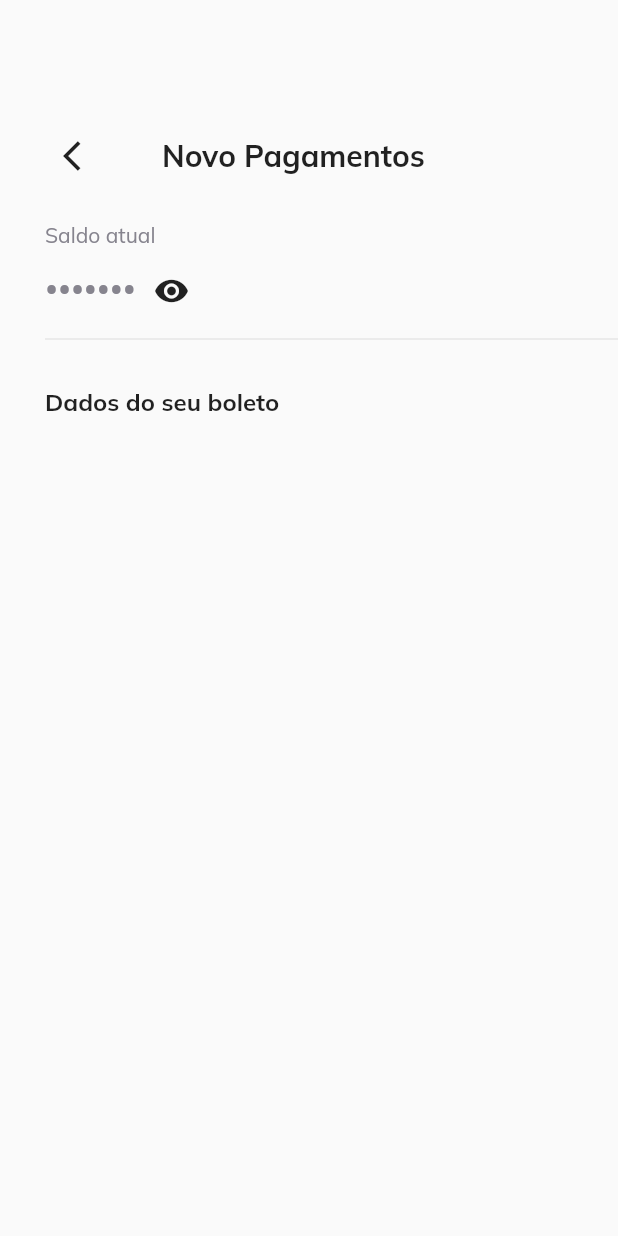
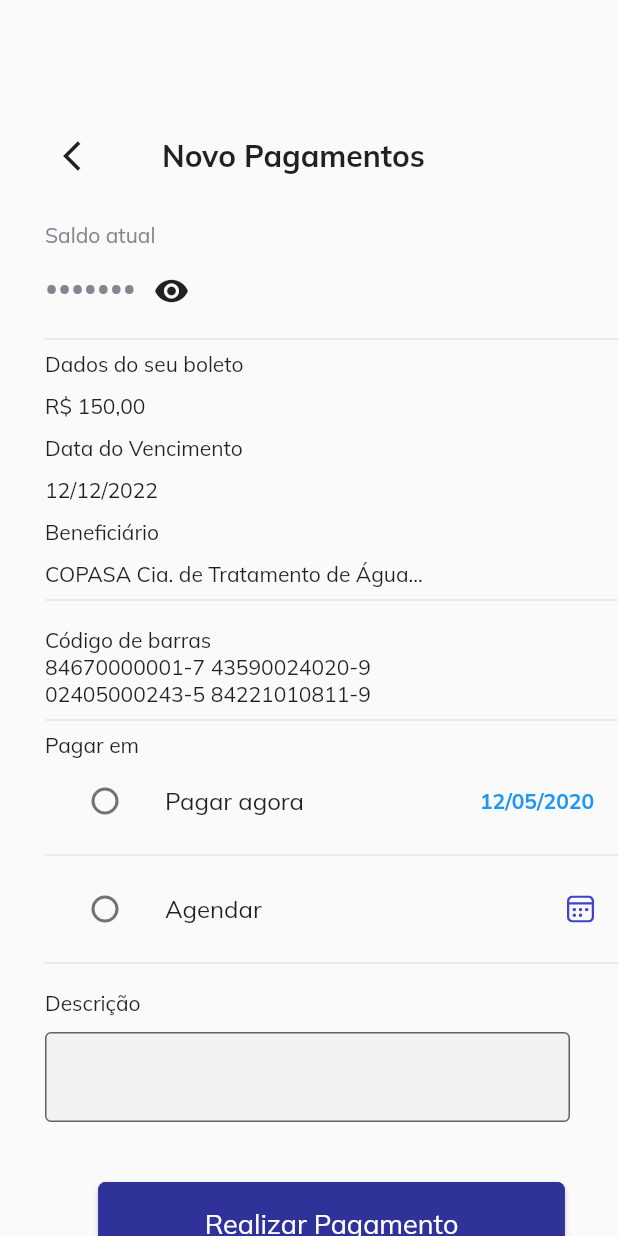
Before and after one commit to HugoPinheiroRaimundo/toodoo_bank, a Flutter app: the TicketConfirm screen opened by its route, on a phone screen of 412 x 824 dp. Run offline on Flutter 3.47's test engine with Material 2 defaults, Android fonts, the phone set to English and light mode, and no system bars; our stand-ins replace flutter_svg, google_fonts.

Commit message:
base page ticket confirm

```diff
--- a/lib/core/default.dart
+++ b/lib/core/default.dart
@@ -3,7 +3,9 @@ import 'package:flutter/material.dart';
 class DefaultConfig {
   //Colors
   static Color defaultTextFieldColor = const Color(0xFFF2F2F5);
-  static Color defaultThemeColor = const Color(0xFF3D43CC);
+  //static Color defaultThemeColor = const Color(0xFF3D43CC);
+  static Color defaultThemeColor = const Color(0xFF2E3299);
+
   static Color defaultColorText = const Color(0xFF86848E);
 
   //TextStyle
--- a/lib/pages/ticket_Confirm_page.dart
+++ b/lib/pages/ticket_Confirm_page.dart
@@ -1,4 +1,6 @@
 import 'package:flutter/material.dart';
+import 'package:flutter_svg/svg.dart';
+import 'package:toodoo_bank/components/custom_button.dart';
 import '../core/default.dart';
 
 class TicketConfirm extends StatefulWidget {
@@ -10,6 +12,12 @@ class TicketConfirm extends StatefulWidget {
 
 class _TicketConfirmState extends State<TicketConfirm> {
   bool isObscured = true;
+  int _selectTile = 0;
+
+  @override
+  void initState() {
+    super.initState();
+  }
 
   @override
   Widget build(BuildContext context) {
@@ -34,8 +42,10 @@ class _TicketConfirmState extends State<TicketConfirm> {
                       padding: EdgeInsets.only(right: 10),
                       child: Text(
                         "Novo Pagamentos",
-                      style:
-                          TextStyle(fontSize: 20, fontWeight: FontWeight.bold),
+                        style: TextStyle(
+                            fontSize: 20,
+                            fontWeight: FontWeight.bold,
+                            fontFamily: "Mulish"),
                       ),
                     ),
                   ],
@@ -52,7 +62,8 @@ class _TicketConfirmState extends State<TicketConfirm> {
                     padding: const EdgeInsets.only(bottom: 4.0),
                     child: Text("Saldo atual",
                         style: TextStyle(
-                          color: DefaultConfig.defaultColorText, fontSize: 14)),
+                            color: DefaultConfig.defaultColorText,
+                            fontSize: 14)),
                   ),
                   Row(
                     children: [
@@ -82,18 +93,99 @@ class _TicketConfirmState extends State<TicketConfirm> {
                     ],
                   ),
                   Divider(),
-                const Padding(
-                  padding: EdgeInsets.only(top: 24.0, bottom: 24.0),
-                  child: Text(
-                    "Dados do seu boleto",
-                    style: TextStyle(fontWeight: FontWeight.bold, fontSize: 16),
+                  Column(
+                    crossAxisAlignment: CrossAxisAlignment.start,
+                    children: const [
+                      Text("Dados do seu boleto"),
+                      SizedBox(
+                        height: 10,
+                      ),
+                      Text("R\$ 150,00"),
+                      SizedBox(
+                        height: 10,
+                      ),
+                      Text("Data do Vencimento"),
+                      SizedBox(
+                        height: 10,
+                      ),
+                      Text("12/12/2022"),
+                      SizedBox(
+                        height: 10,
+                      ),
+                      Text("Beneficiário"),
+                      SizedBox(
+                        height: 10,
+                      ),
+                      Text("COPASA Cia. de Tratamento de Água... "),
+                      const Divider(),
+                      SizedBox(
+                        height: 10,
+                      ),
+                      Text("Código de barras"),
+                      Text(
+                          "84670000001-7 43590024020-9 \n02405000243-5 84221010811-9"),
+                      Divider(),
+                      Text("Pagar em ")
+                    ],
+                  ),
+                  ListTile(
+                    title: const Text("Pagar agora"),
+                    leading: Radio(
+                        activeColor: Colors.blue,
+                        value: 1,
+                        groupValue: _selectTile,
+                        onChanged: (value) {
+                          setState(() {
+                            _selectTile = value as int;
+                          });
+                        }),
+                    trailing: Text(
+                      "12/05/2020",
+                      style: TextStyle(
+                          color: Colors.blue, fontWeight: FontWeight.bold),
+                    ),
+                  ),
+                  const Divider(),
+                  ListTile(
+                    title: const Text("Agendar"),
+                    leading: Radio(
+                        activeColor: Colors.blue,
+                        value: 1,
+                        groupValue: _selectTile,
+                        onChanged: (value) {
+                          setState(() {
+                            _selectTile = value as int;
+                          });
+                        }),
+                    trailing: SvgPicture.asset("assets/icons/calenderIcon.svg"),
+                  ),
+                  const Divider(),
+                  SizedBox(
+                    height: 10,
+                  ),
+                  Text("Descrição"),
+                  SizedBox(
+                    height: 10,
+                  ),
+                  SizedBox(
+                    width: 350,
+                    height: 100,
+                    child: TextField(
+                        decoration: InputDecoration(
+                            filled: true,
+                            fillColor: DefaultConfig.defaultTextFieldColor,
+                            hintStyle: const TextStyle(color: Colors.grey),
+                            border: const OutlineInputBorder())),
+                  ),
+                  Center(
+                      child: CustomElevatedButton(
+                          page: "", label: "Realizar Pagamento")),
+                ],
               ),
             ),
           ],
         ),
-          )
-        ],
-      )),
+      ),
     );
   }
 }
--- a/lib/pages/ticket_page.dart
+++ b/lib/pages/ticket_page.dart
@@ -1,6 +1,7 @@
 import 'package:flutter/material.dart';
 import '../components/custom_button.dart';
 import '../components/custom_textfield.dart';
+import '../core/default.dart';
 
 class TicketPage extends StatefulWidget {
   const TicketPage({super.key});
--- a/pubspec.yaml
+++ b/pubspec.yaml
@@ -11,6 +11,7 @@ dependencies:
     sdk: flutter
   google_fonts: ^4.0.3
   cupertino_icons: ^1.0.2
+  flutter_svg: any
 
 dev_dependencies:
   flutter_test:
@@ -19,3 +20,5 @@ dev_dependencies:
 
 flutter:
   uses-material-design: true
+  assets:
+  - "assets/icons/calenderIcon.svg"
```
Also changed, not shown: assets/icons/calenderIcon.svg (added), pubspec.lock. Lines whose indentation alone changed are shown as unchanged.
